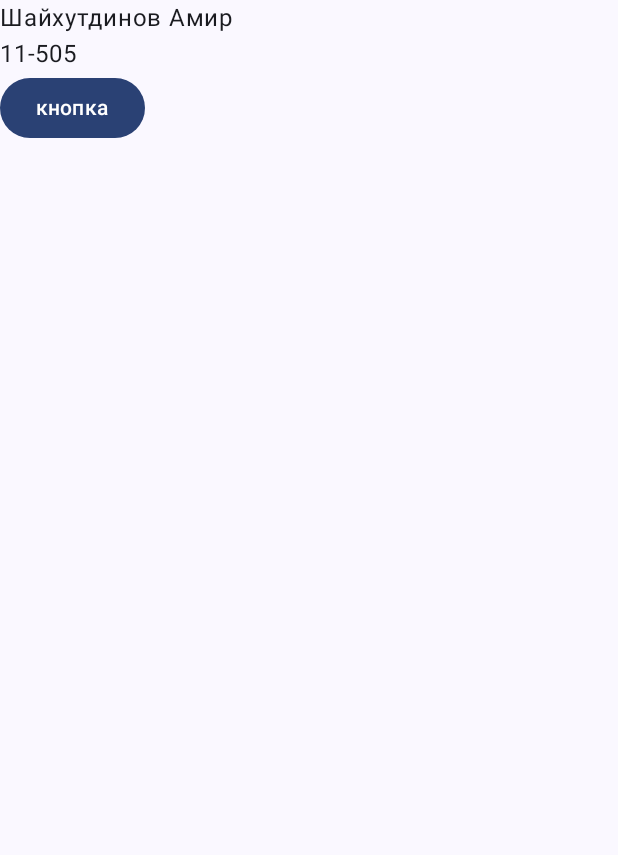
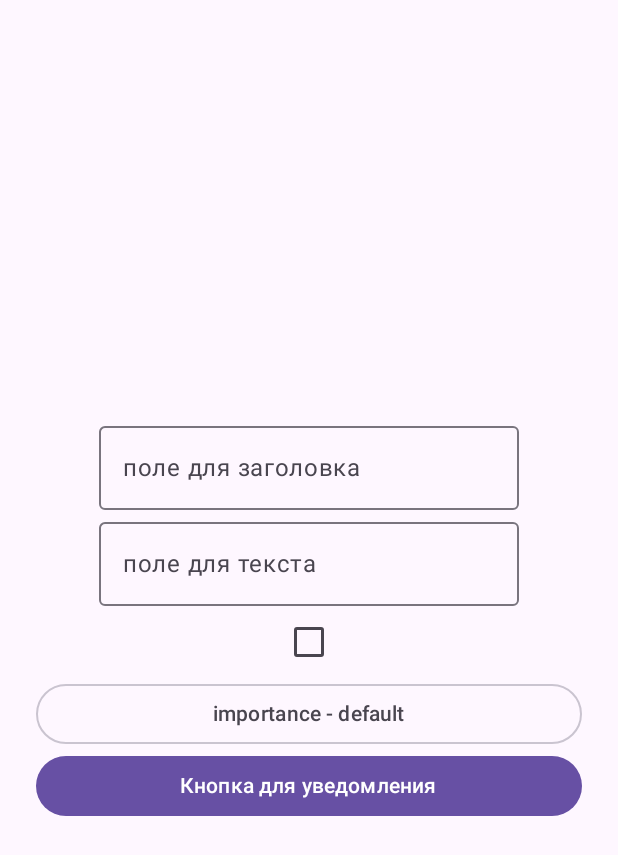
Before and after one commit to amchikshh/Shaykhutdinov_11-505_Android_1sem, an Android app built with Jetpack Compose: the screen it shows after launch (MainActivity), on a phone screen of 412 x 824 dp. Shown: the top 855 px of the screen. Run offline under Robolectric (Android 15) with nearby library versions, the phone set to English and light mode, and no system bars; our stand-ins replace Navigation 3.

Commit message:
Сделал основную часть

```diff
--- a/app/build.gradle.kts
+++ b/app/build.gradle.kts
@@ -1,6 +1,7 @@
 plugins {
     alias(libs.plugins.android.application)
     alias(libs.plugins.kotlin.compose)
+    alias(libs.plugins.jetbrains.kotlin.serialization)
 }
 
 android {
@@ -46,6 +47,8 @@ dependencies {
     implementation(libs.androidx.core.ktx)
     implementation(libs.androidx.lifecycle.runtime.ktx)
     implementation(libs.material)
+    implementation(libs.androidx.navigation3.ui)
+    implementation(libs.androidx.navigation3.runtime)
     testImplementation(libs.junit)
     androidTestImplementation(platform(libs.androidx.compose.bom))
     androidTestImplementation(libs.androidx.compose.ui.test.junit4)
--- a/app/src/main/AndroidManifest.xml
+++ b/app/src/main/AndroidManifest.xml
@@ -1,6 +1,8 @@
 <?xml version="1.0" encoding="utf-8"?>
 <manifest xmlns:android="http://schemas.android.com/apk/res/android"
     xmlns:tools="http://schemas.android.com/tools">
+
+    <uses-permission android:name="android.permission.POST_NOTIFICATIONS" />
 
     <application
         android:allowBackup="true"
@@ -23,9 +25,6 @@
                 <category android:name="android.intent.category.LAUNCHER" />
             </intent-filter>
         </activity>
-        <activity
-            android:name=".SecondActivity"
-            android:exported="false" />
     </application>
 
 </manifest>
--- a/app/src/main/java/com/example/android_1sem/MainActivity.kt
+++ b/app/src/main/java/com/example/android_1sem/MainActivity.kt
@@ -2,42 +2,63 @@ package com.example.android_1sem
 
 import android.content.Intent
 import android.os.Bundle
+import android.widget.Toast
 import androidx.activity.ComponentActivity
 import androidx.activity.compose.setContent
-import androidx.compose.material3.Text
-import com.example.android_1sem.ui.theme.Android_1semTheme
-import androidx.compose.foundation.layout.Column
-import androidx.compose.foundation.layout.fillMaxSize
-import androidx.compose.foundation.layout.padding
-import androidx.compose.material3.Button
-import androidx.compose.material3.Scaffold
-import androidx.compose.ui.Modifier
-import androidx.compose.ui.res.stringResource
+import androidx.compose.material3.Surface
+import androidx.compose.runtime.Composable
+import androidx.navigation3.runtime.entryProvider
+import androidx.navigation3.runtime.rememberNavBackStack
+import androidx.navigation3.ui.NavDisplay
+import com.example.android_1sem.Screens.firstScreen
+import com.example.android_1sem.Screens.secondScreen
 
 class MainActivity : ComponentActivity() {
     override fun onCreate(savedInstanceState: Bundle?) {
         super.onCreate(savedInstanceState)
+        NotificationHandler(this).initNotifications()
+        handleNotificationIntent(intent, wasRunning = false)
         setContent {
-            val name = stringResource(R.string.first_and_last_name)
-            val groupNumber = stringResource(R.string.group_number)
-            val buttonText = stringResource(R.string.button)
-            val fullString = "$name/$groupNumber"
-            Android_1semTheme() {
-                Scaffold(modifier = Modifier.fillMaxSize()) { innerPadding ->
-                    Column (modifier = Modifier.padding(innerPadding)){
-                        Text(name)
-                        Text(groupNumber)
-                        Button(onClick = {
-                            val intent = Intent(this@MainActivity, SecondActivity::class.java)
-                            intent.putExtra("student", fullString)
-                            startActivity(intent)
-                        })
-                        {
-                            Text(buttonText)
-                        }
-                    }
-                }
-            }
+            startActivity()
+        }
+    }
+
+    override fun onNewIntent(intent: Intent) {
+        super.onNewIntent(intent)
+        handleNotificationIntent(intent, wasRunning = true)
+    }
+
+    private fun handleNotificationIntent(intent: Intent?, wasRunning: Boolean) {
+        val title = intent?.getStringExtra("notif_title") ?: return
+        val body  = intent.getStringExtra("notif_body")
+        val msg   = if (wasRunning) body else title
+        if (!msg.isNullOrBlank()) {
+            Toast.makeText(this, msg, Toast.LENGTH_SHORT).show()
         }
     }
 }
+
+@Composable
+fun startActivity() {
+    Surface {
+        val backStack = rememberNavBackStack(First)
+
+        NavDisplay(
+            backStack = backStack,
+            onBack = { backStack.removeLastOrNull() },
+            entryProvider = entryProvider {
+                entry<First> {
+                    firstScreen(
+                        onButtoncClick = {
+                            backStack.add(Second)
+                        }
+                    )
+                }
+
+                entry<Second> {
+                    secondScreen()
+                }
+            }
+        )
+    }
+}
--- /dev/null
+++ b/app/src/main/java/com/example/android_1sem/NavKeys.kt
@@ -0,0 +1,10 @@
+package com.example.android_1sem
+
+import androidx.navigation3.runtime.NavKey
+import kotlinx.serialization.Serializable
+
+@Serializable
+data object First : NavKey
+
+@Serializable
+data object Second : NavKey
--- /dev/null
+++ b/app/src/main/java/com/example/android_1sem/NotificationHandler.kt
@@ -0,0 +1,65 @@
+package com.example.android_1sem
+
+import android.app.NotificationChannel
+import android.app.NotificationManager
+import android.app.PendingIntent
+import android.content.Context
+import android.content.Intent
+import android.os.Build
+import androidx.core.app.NotificationCompat
+
+class NotificationHandler(private val ctx: Context) {
+    private val manager = ctx.getSystemService(Context.NOTIFICATION_SERVICE) as NotificationManager
+
+    fun initNotifications() {
+        if (Build.VERSION.SDK_INT >= Build.VERSION_CODES.O) {
+            manager.createNotificationChannels(listOf(
+                NotificationChannel(CH_MIN, "min", NotificationManager.IMPORTANCE_MIN),
+                NotificationChannel(CH_DEFAULT, "default", NotificationManager.IMPORTANCE_DEFAULT),
+                NotificationChannel(CH_HIGH, "high", NotificationManager.IMPORTANCE_HIGH)
+            ))
+        }
+    }
+
+    fun show(
+        id: Int,
+        title: String,
+        body: String,
+        importance: String,
+        nonCancellable: Boolean
+    ) {
+        val channelId = when (importance) {
+            "min"  -> CH_MIN
+            "high" -> CH_HIGH
+            else   -> CH_DEFAULT
+        }
+
+        val intent = Intent(ctx, MainActivity::class.java).apply {
+            flags = Intent.FLAG_ACTIVITY_SINGLE_TOP or Intent.FLAG_ACTIVITY_CLEAR_TOP
+            putExtra("notif_title", title)
+            putExtra("notif_body", body)
+        }
+        val pi = PendingIntent.getActivity(
+            ctx, id, intent,
+            PendingIntent.FLAG_UPDATE_CURRENT or PendingIntent.FLAG_IMMUTABLE
+        )
+
+        val notif = NotificationCompat.Builder(ctx, channelId)
+            .setSmallIcon(android.R.drawable.ic_dialog_info)
+            .setContentTitle(title)
+            .setContentText(body)
+            .setStyle(NotificationCompat.BigTextStyle().bigText(body))
+            .setContentIntent(pi)
+            .setOngoing(nonCancellable)
+            .setAutoCancel(!nonCancellable)
+            .build()
+
+        manager.notify(id, notif)
+    }
+
+    companion object {
+        const val CH_MIN = "channel_min"
+        const val CH_DEFAULT = "channel_default"
+        const val CH_HIGH = "channel_high"
+    }
+}
--- /dev/null
+++ b/app/src/main/java/com/example/android_1sem/Screens/FirstScreen.kt
@@ -0,0 +1,167 @@
+package com.example.android_1sem.Screens
+
+import android.Manifest
+import android.content.Intent
+import android.content.pm.PackageManager
+import android.os.Build
+import android.provider.Settings
+import androidx.activity.compose.rememberLauncherForActivityResult
+import androidx.activity.result.contract.ActivityResultContracts
+import androidx.compose.foundation.layout.*
+import androidx.compose.foundation.layout.Arrangement
+import androidx.compose.material3.Button
+import androidx.compose.material3.Checkbox
+import androidx.compose.material3.DropdownMenu
+import androidx.compose.material3.DropdownMenuItem
+import androidx.compose.material3.OutlinedButton
+import androidx.compose.material3.OutlinedTextField
+import androidx.compose.material3.Text
+import androidx.compose.runtime.Composable
+import androidx.compose.runtime.*
+import androidx.compose.ui.Alignment
+import androidx.compose.ui.Modifier
+import androidx.compose.ui.platform.LocalContext
+import androidx.compose.ui.res.stringResource
+import androidx.compose.ui.unit.dp
+import androidx.core.content.ContextCompat
+import androidx.lifecycle.Lifecycle
+import androidx.lifecycle.LifecycleEventObserver
+import androidx.lifecycle.compose.LocalLifecycleOwner
+import com.example.android_1sem.NotificationHandler
+import com.example.android_1sem.R
+
+@Composable
+fun firstScreen(onButtoncClick: () -> Unit) {
+    val context = LocalContext.current
+    var title by remember { mutableStateOf("") }
+    var text by remember { mutableStateOf("") }
+    var checkedState = remember { mutableStateOf(false) }
+    var expanded by remember { mutableStateOf(false) }
+    var importance by remember { mutableStateOf("default") }
+
+    var hasPermission by remember {
+        mutableStateOf(
+            if (Build.VERSION.SDK_INT >= Build.VERSION_CODES.TIRAMISU) {
+                ContextCompat.checkSelfPermission(
+                    context, Manifest.permission.POST_NOTIFICATIONS
+                ) == PackageManager.PERMISSION_GRANTED
+            } else {
+                true
+            }
+        ) }
+
+    val lifecycleOwner = LocalLifecycleOwner.current
+    DisposableEffect(lifecycleOwner) {
+        val observer = LifecycleEventObserver { _, event ->
+            if (event == Lifecycle.Event.ON_RESUME &&
+                Build.VERSION.SDK_INT >= Build.VERSION_CODES.TIRAMISU
+            ) {
+                hasPermission = ContextCompat.checkSelfPermission(
+                    context, Manifest.permission.POST_NOTIFICATIONS
+                ) == PackageManager.PERMISSION_GRANTED
+            }
+        }
+        lifecycleOwner.lifecycle.addObserver(observer)
+        onDispose { lifecycleOwner.lifecycle.removeObserver(observer) }
+    }
+
+    val launcher = rememberLauncherForActivityResult(
+        contract = ActivityResultContracts.RequestPermission()
+    ) {
+        isGranted ->
+        if (isGranted) {
+            hasPermission = isGranted
+        }
+    }
+
+    LaunchedEffect(Unit) {
+        if (Build.VERSION.SDK_INT >= Build.VERSION_CODES.TIRAMISU && !hasPermission) {
+            launcher.launch(Manifest.permission.POST_NOTIFICATIONS)
+        }
+    }
+
+    if (hasPermission) {
+        Column(
+            modifier = Modifier
+                .fillMaxSize()
+                .padding(24.dp),
+            horizontalAlignment = Alignment.CenterHorizontally,
+            verticalArrangement = Arrangement.Center
+        ) {
+            OutlinedTextField(
+                value = title,
+                onValueChange = { title = it },
+                label = { Text(stringResource(R.string.first_field)) }
+            )
+
+            OutlinedTextField(
+                value = text,
+                onValueChange = { text = it },
+                label = { Text(stringResource(R.string.second_field)) }
+            )
+
+            Checkbox(
+                checked = checkedState.value,
+                onCheckedChange = { checkedState.value = it}
+            )
+
+            Box {
+                OutlinedButton(
+                    onClick = { expanded = true },
+                    modifier = Modifier.fillMaxWidth()
+                ) {
+                    Text("importance - $importance")
+                }
+                DropdownMenu(
+                    expanded = expanded,
+                    onDismissRequest = { expanded = false }
+                ) {
+                    listOf("min", "default", "high").forEach { value ->
+                        DropdownMenuItem(
+                            text = { Text(value) },
+                            onClick = {
+                                importance = value
+                                expanded = false}
+                        )
+                    }
+                }
+            }
+
+            Button(
+                modifier = Modifier
+                    .fillMaxWidth(),
+                onClick = {
+                    NotificationHandler(context).show(
+                        id = (System.currentTimeMillis() % Int.MAX_VALUE).toInt(),
+                        title = title,
+                        body = text,
+                        importance = importance,
+                        nonCancellable = checkedState.value
+                    )
+                }
+            ) {
+                Text(stringResource(R.string.notification_button))
+            }
+        }
+    } else {
+        Column(modifier = Modifier
+            .fillMaxSize()
+            .padding(24.dp),
+            verticalArrangement = Arrangement.Center,
+            horizontalAlignment = Alignment.CenterHorizontally
+        ) {
+            Text(stringResource(R.string.open_settings))
+            Spacer(modifier = Modifier.padding(16.dp))
+            Button(modifier = Modifier
+                .fillMaxWidth(),
+                onClick = {
+                    val intent = Intent(Settings.ACTION_APP_NOTIFICATION_SETTINGS).apply {
+                        putExtra(Settings.EXTRA_APP_PACKAGE, context.packageName)
+                    }
+                    context.startActivity(intent)
+                }) {
+                Text(stringResource(R.string.open_settings_button))
+            }
+        }
+    }
+}
--- a/app/src/main/res/values/strings.xml
+++ b/app/src/main/res/values/strings.xml
@@ -1,7 +1,9 @@
 <resources>
     <string name="app_name">Android_1sem</string>
-    <string name="first_and_last_name">Шайхутдинов Амир</string>
-    <string name="group_number">11-505</string>
-    <string name="button">кнопка</string>
+    <string name="first_field">поле для заголовка</string>
+    <string name="second_field">поле для текста</string>
     <string name="title_activity_main">MainActivity</string>
+    <string name="open_settings_button">Открыть настройки</string>
+    <string name="open_settings">Для корректной работы приложения необходимо предоставить дотсуп к получению уведомлений</string>
+    <string name="notification_button">Кнопка для уведомления</string>
 </resources>
--- a/gradle/libs.versions.toml
+++ b/gradle/libs.versions.toml
@@ -10,6 +10,8 @@ lifecycleRuntimeKtx = "2.6.1"
 activityCompose = "1.13.0"
 kotlin = "2.2.10"
 composeBom = "2026.02.01"
+nav3Core = "1.2.0"
+kotlinSerialization = "2.2.21"
 
 [libraries]
 androidx-core-ktx = { group = "androidx.core", name = "core-ktx", version.ref = "coreKtx" }
@@ -28,7 +30,10 @@ androidx-compose-ui-tooling-preview = { group = "androidx.compose.ui", name = "u
 androidx-compose-ui-test-manifest = { group = "androidx.compose.ui", name = "ui-test-manifest" }
 androidx-compose-ui-test-junit4 = { group = "androidx.compose.ui", name = "ui-test-junit4" }
 androidx-compose-material3 = { group = "androidx.compose.material3", name = "material3" }
+androidx-navigation3-runtime = { module = "androidx.navigation3:navigation3-runtime", version.ref = "nav3Core"}
+androidx-navigation3-ui = { module = "androidx.navigation3:navigation3-ui", version.ref = "nav3Core"}
 
 [plugins]
 android-application = { id = "com.android.application", version.ref = "agp" }
 kotlin-compose = { id = "org.jetbrains.kotlin.plugin.compose", version.ref = "kotlin" }
+jetbrains-kotlin-serialization = { id = "org.jetbrains.kotlin.plugin.serialization", version.ref = "kotlinSerialization"}
```
Also changed, not shown: app/src/main/java/com/example/android_1sem/SecondActivity.kt (deleted, +0 -30 lines).
